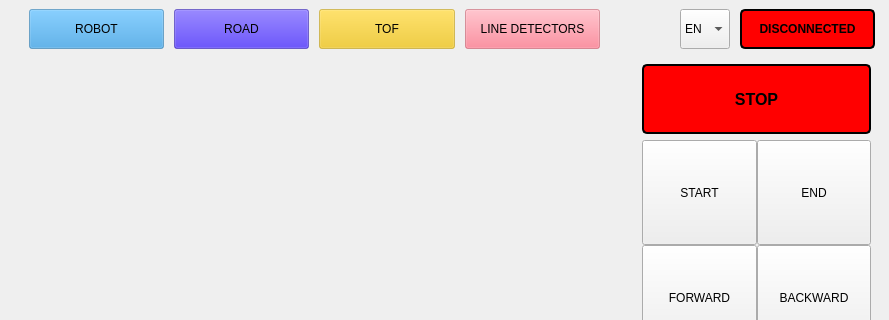
First picture: the form in data_visualization_app/ui/MainWindow.ui, repository WatchDog-156/ARES-minisumo-robot, before the edit; both pictures show x 0 to 889 and y 0 to 320 of the 889 by 675 pixel window.
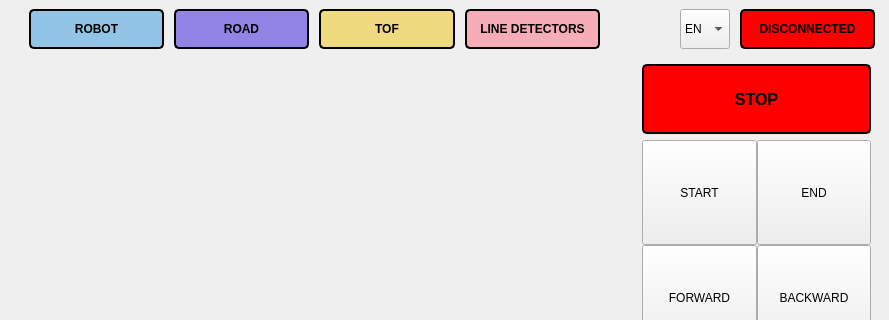
Second picture: the form after the edit. The open tabs and pages were chosen to show the change.

What changed in the file:
```diff
--- a/data_visualization_app/ui/MainWindow.ui
+++ b/data_visualization_app/ui/MainWindow.ui
@@ -32,7 +32,7 @@
    </property>
    <layout class="QGridLayout" name="gridLayout" rowstretch="1,5">
     <property name="sizeConstraint">
-     <enum>QLayout::SizeConstraint::SetMinAndMaxSize</enum>
+     <enum>QLayout::SetDefaultConstraint</enum>
     </property>
     <item row="1" column="0">
      <layout class="QVBoxLayout" name="verticalLayout_3" stretch="2">
@@ -575,18 +575,15 @@
        <number>0</number>
       </property>
       <property name="sizeConstraint">
-       <enum>QLayout::SizeConstraint::SetMinAndMaxSize</enum>
+       <enum>QLayout::SetDefaultConstraint</enum>
       </property>
       <item>
        <layout class="QHBoxLayout" name="horizontalLayout" stretch="0,0,0,0,0,0,0,0,0,0,0,0,0">
         <property name="sizeConstraint">
-         <enum>QLayout::SizeConstraint::SetFixedSize</enum>
+         <enum>QLayout::SetDefaultConstraint</enum>
         </property>
         <item>
          <spacer name="horizontalSpacer_2">
-          <property name="orientation">
-           <enum>Qt::Orientation::Horizontal</enum>
-          </property>
           <property name="sizeType">
            <enum>QSizePolicy::Policy::Fixed</enum>
           </property>
@@ -616,7 +613,12 @@
            <cursorShape>PointingHandCursor</cursorShape>
           </property>
           <property name="styleSheet">
-           <string notr="true">background-color: rgba(52, 152, 219, 0.5);</string>
+           <string notr="true">background-color: rgba(52, 152, 219, 0.5);
+color: black; 
+border: 2px solid black;
+border-radius: 5px;
+font-size: 12px;
+font-weight: bold;</string>
           </property>
           <property name="text">
            <string>ROBOT</string>
@@ -625,9 +627,6 @@
         </item>
         <item>
          <spacer name="horizontalSpacer">
-          <property name="orientation">
-           <enum>Qt::Orientation::Horizontal</enum>
-          </property>
           <property name="sizeType">
            <enum>QSizePolicy::Policy::Fixed</enum>
           </property>
@@ -658,6 +657,11 @@
           </property>
           <property name="styleSheet">
            <string notr="true">background-color: rgba(52, 25, 219, 0.5);
+color: black; 
+border: 2px solid black;
+border-radius: 5px;
+font-size: 12px;
+font-weight: bold;
 
 </string>
           </property>
@@ -668,9 +672,6 @@
         </item>
         <item>
          <spacer name="horizontalSpacer_3">
-          <property name="orientation">
-           <enum>Qt::Orientation::Horizontal</enum>
-          </property>
           <property name="sizeType">
            <enum>QSizePolicy::Policy::Fixed</enum>
           </property>
@@ -706,7 +707,12 @@
            <cursorShape>PointingHandCursor</cursorShape>
           </property>
           <property name="styleSheet">
-           <string notr="true">background-color: rgba(241, 196, 15, 0.5);</string>
+           <string notr="true">background-color: rgba(241, 196, 15, 0.5);
+color: black; 
+border: 2px solid black;
+border-radius: 5px;
+font-size: 12px;
+font-weight: bold;</string>
           </property>
           <property name="text">
            <string>TOF</string>
@@ -715,9 +721,6 @@
         </item>
         <item>
          <spacer name="horizontalSpacer_7">
-          <property name="orientation">
-           <enum>Qt::Orientation::Horizontal</enum>
-          </property>
           <property name="sizeType">
            <enum>QSizePolicy::Policy::Fixed</enum>
           </property>
@@ -747,7 +750,12 @@
            <cursorShape>PointingHandCursor</cursorShape>
           </property>
           <property name="styleSheet">
-           <string notr="true">background-color: rgba(255, 107, 129, 0.5); </string>
+           <string notr="true">background-color: rgba(255, 107, 129, 0.5); 
+color: black; 
+border: 2px solid black;
+border-radius: 5px;
+font-size: 12px;
+font-weight: bold;</string>
           </property>
           <property name="text">
            <string>LINE DETECTORS</string>
@@ -762,9 +770,6 @@
         </item>
         <item>
          <spacer name="horizontalSpacer_4">
-          <property name="orientation">
-           <enum>Qt::Orientation::Horizontal</enum>
-          </property>
           <property name="sizeType">
            <enum>QSizePolicy::Policy::Fixed</enum>
           </property>
@@ -815,9 +820,6 @@
         </item>
         <item>
          <spacer name="horizontalSpacer_5">
-          <property name="orientation">
-           <enum>Qt::Orientation::Horizontal</enum>
-          </property>
           <property name="sizeType">
            <enum>QSizePolicy::Policy::Fixed</enum>
           </property>
@@ -876,9 +878,6 @@
         </item>
         <item>
          <spacer name="horizontalSpacer_6">
-          <property name="orientation">
-           <enum>Qt::Orientation::Horizontal</enum>
-          </property>
           <property name="sizeType">
            <enum>QSizePolicy::Policy::Fixed</enum>
           </property>
```
Left out of the diff: 24 changed lines with no effect on the pictures.
